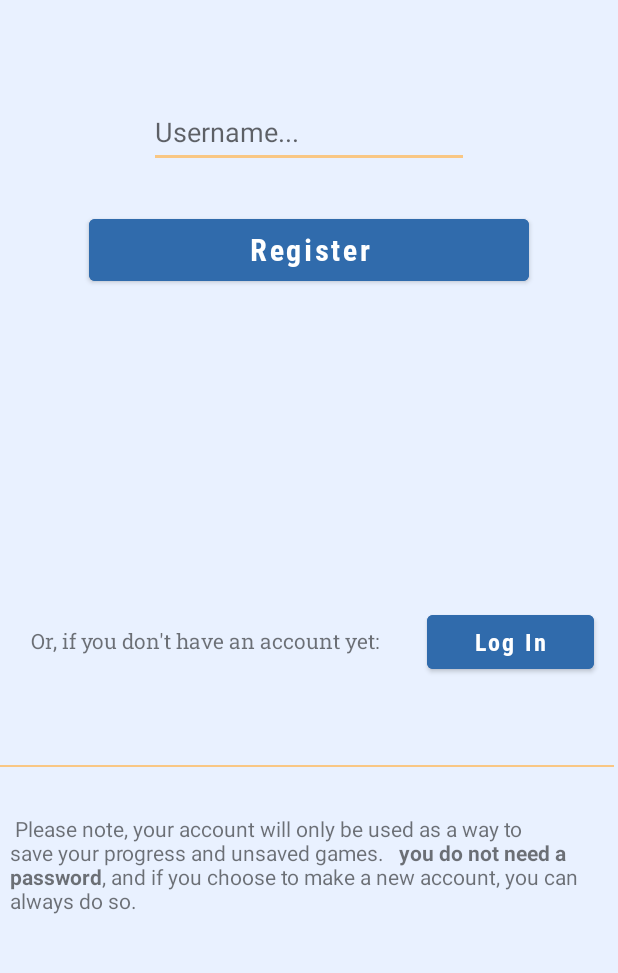
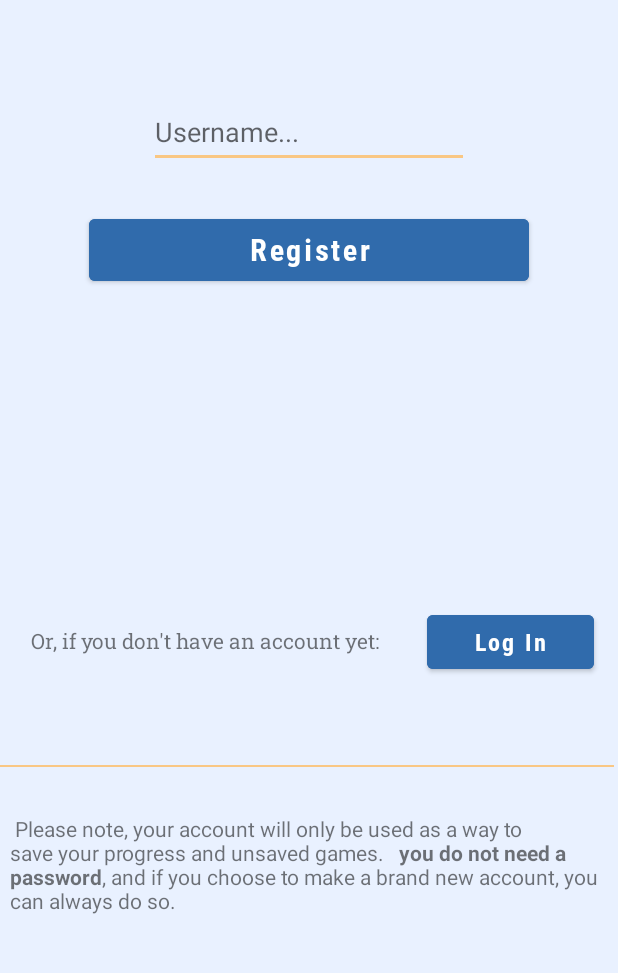
Before and after one commit to Zvi-Badash/Sudo-Solve, an Android app: the screen it shows after launch (RegisterActivity), after a tap on "Register", on a phone screen of 412 x 824 dp, the part 175-1148 px from its top. Run offline under Robolectric (Android 15) with nearby library versions, the phone set to English and light mode, and no system bars; Roboto replaces fonts that are not available here.

Commit message:
Updated the db schema.

```diff
--- a/app/src/main/java/com/zvibadash/sudosolve/SSDBContract.java
+++ b/app/src/main/java/com/zvibadash/sudosolve/SSDBContract.java
@@ -17,15 +17,6 @@ public final class SSDBContract {
         public static final String USERNAME = "username";
     }
 
-    public static class Session implements BaseColumns {
-        // That is the table's name.
-        public static final String TABLE_NAME = "session";
-
-        // Here, the schema is actually detailed.
-        public static final String SESSION_ID = "sess_id";
-        public static final String SESSION_CONTENTS = "sess_cont";
-    }
-
     public static class Statistics implements BaseColumns {
         // That is the table's name.
         public static final String TABLE_NAME = "stat";
@@ -41,6 +32,6 @@ public final class SSDBContract {
 
         // Here, the schema is actually detailed.
         public static final String USERNAME = User.USERNAME;
-        public static final String SESSION_ID = Session.SESSION_ID;
+        public static final String SESSION_CONTENTS = "sess_cont";
     }
 }
--- a/app/src/main/java/com/zvibadash/sudosolve/SSDBHelper.java
+++ b/app/src/main/java/com/zvibadash/sudosolve/SSDBHelper.java
@@ -7,7 +7,7 @@ import com.zvibadash.sudosolve.SSDBContract.*;
 
 public class SSDBHelper extends SQLiteOpenHelper {
     // If you change the database schema, you must increment the database version.
-    public static final int DATABASE_VERSION = 1;
+    public static final int DATABASE_VERSION = 3;
     public static final String DATABASE_NAME = "SudoSolve.db";
 
     /*
@@ -19,18 +19,6 @@ public class SSDBHelper extends SQLiteOpenHelper {
     private static final String SQL_CREATE_USER =
             "CREATE TABLE " + User.TABLE_NAME + " (" +
                     User.USERNAME + " TEXT PRIMARY KEY)";
-
-    /*
-     * This amounts to:
-     CREATE TABLE session (
-                    sess_id INTEGER PRIMARY KEY,
-                    sess_cont TEXT
-     )
-    * */
-    private static final String SQL_CREATE_SESSION =
-            "CREATE TABLE " + Session.TABLE_NAME + " (" +
-                    Session.SESSION_ID + " INTEGER PRIMARY KEY," +
-                    Session.SESSION_CONTENTS + " TEXT)";
 
     /*
      * This amounts to:
@@ -50,17 +38,15 @@ public class SSDBHelper extends SQLiteOpenHelper {
      * This amounts to:
           CREATE TABLE last_sess (
                     username TEXT PRIMARY KEY,
-                    sess_id INTEGER,
+                    sess_cont TEXT,
                     FOREIGN KEY(username) REFERENCES user (username),
-                    FOREIGN KEY(sess_id) REFERENCES session (sess_id)
      )
     * */
     private static final String SQL_CREATE_LAST_SESS =
             "CREATE TABLE " + LastSessionForUser.TABLE_NAME + " (" +
                     LastSessionForUser.USERNAME + " TEXT PRIMARY KEY ," +
-                    LastSessionForUser.SESSION_ID + " INTEGER," +
-                    "FOREIGN KEY(" + LastSessionForUser.USERNAME + ") REFERENCES " + User.TABLE_NAME + "(" + User.USERNAME + ")," +
-                    "FOREIGN KEY(" + LastSessionForUser.SESSION_ID + ") REFERENCES " + Session.TABLE_NAME + "(" + Session.SESSION_ID + "))";
+                    LastSessionForUser.SESSION_CONTENTS + " TEXT," +
+                    "FOREIGN KEY(" + LastSessionForUser.USERNAME + ") REFERENCES " + User.TABLE_NAME + "(" + User.USERNAME + "))";
 
     public SSDBHelper(Context context) {
         super(context, DATABASE_NAME, null, DATABASE_VERSION);
@@ -68,19 +54,15 @@ public class SSDBHelper extends SQLiteOpenHelper {
 
     public void onCreate(SQLiteDatabase db) {
         db.execSQL(SQL_CREATE_USER);
-        db.execSQL(SQL_CREATE_SESSION);
         db.execSQL(SQL_CREATE_STATISTICS);
         db.execSQL(SQL_CREATE_LAST_SESS);
-
     }
 
     public void onUpgrade(SQLiteDatabase db, int oldVersion, int newVersion) {
-        // This database is only a cache for online data, so its upgrade policy is
-        // to simply to discard the data and start over
         db.execSQL("DROP TABLE IF EXISTS " + User.TABLE_NAME);
-        db.execSQL("DROP TABLE IF EXISTS " + Session.TABLE_NAME);
         db.execSQL("DROP TABLE IF EXISTS " + Statistics.TABLE_NAME);
         db.execSQL("DROP TABLE IF EXISTS " + LastSessionForUser.TABLE_NAME);
+        db.execSQL("DROP TABLE session");
         onCreate(db);
     }
 
--- a/app/src/main/res/values/strings.xml
+++ b/app/src/main/res/values/strings.xml
@@ -4,7 +4,7 @@
     <string name="login_message">
         Please note, your account will only be used as a way to save your progress and unsaved games.
         <br /> <br />
-        <b>you do not need a password</b>, and if you choose to make a new account, you can always do so.
+        <b>you do not need a password</b>, and if you choose to make a brand new account, you can always do so.
     </string>
     <string name="title_activity_register">RegisterActivity</string>
     <!-- Strings used for fragments for navigation -->
```
Also changed, not shown: 1 other file.
